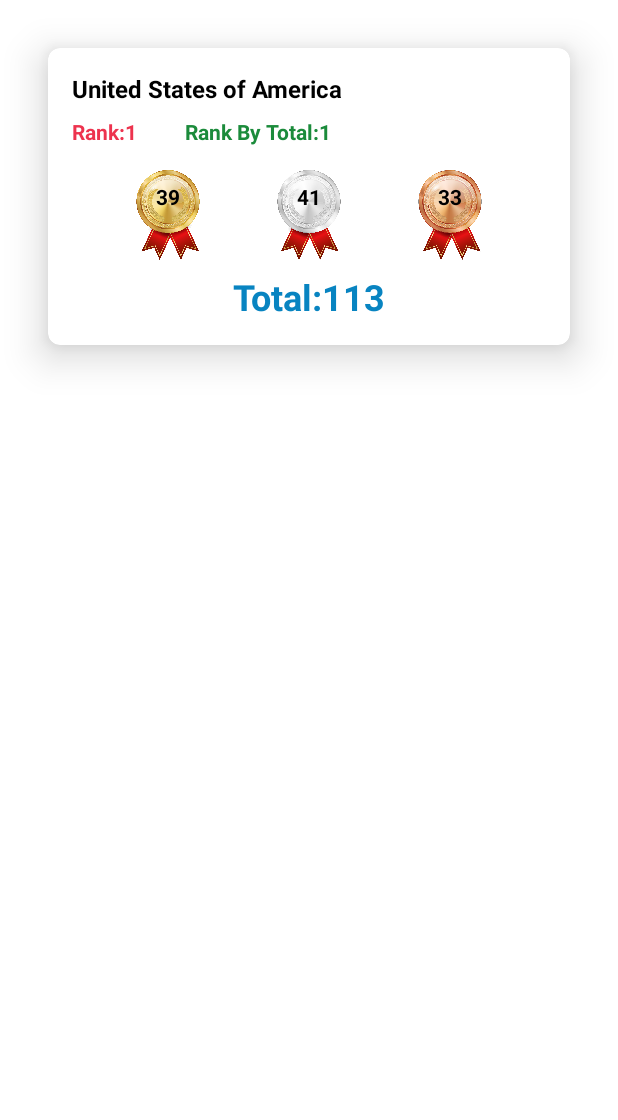
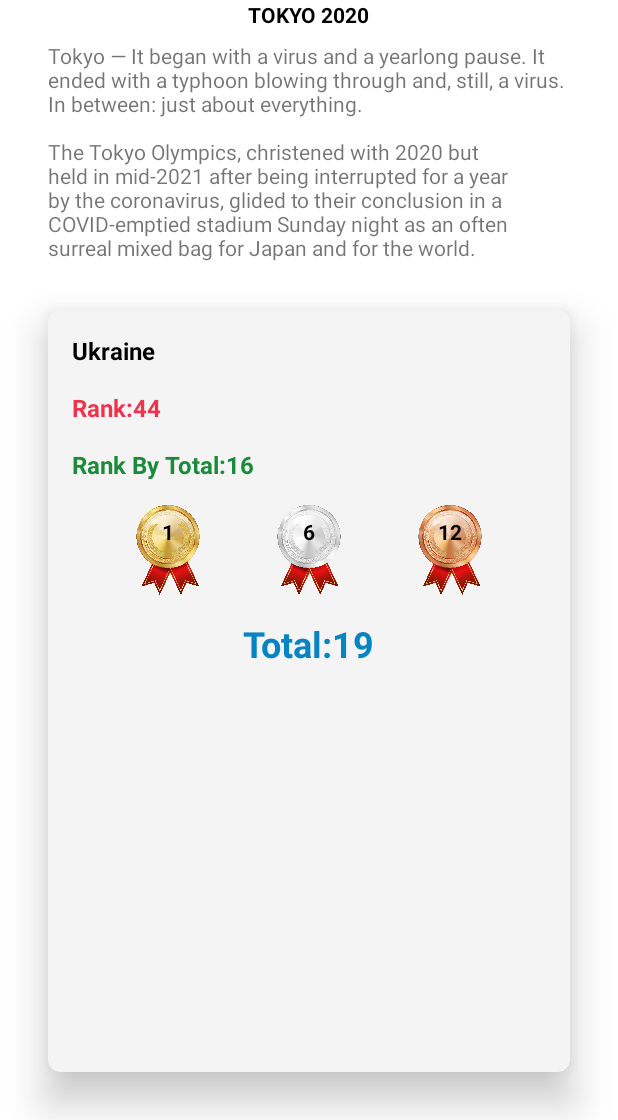
Before and after one commit to wesamnabeel99/olympics, an Android app: the screen it shows after launch (MainActivity), on a phone screen of 412 x 824 dp, the part 116-1236 px from its top. Run offline under Robolectric (Android 15) with nearby library versions, the light colour scheme and no system bars.

Commit message:
improve the ui

```diff
--- a/app/src/main/java/com/example/olympics/data/DataManager.kt
+++ b/app/src/main/java/com/example/olympics/data/DataManager.kt
@@ -4,13 +4,12 @@ import com.example.olympics.data.domain.Country
 
 
 object DataManager {
-    private val countriesList  = mutableListOf<Country>()
-
+     val countriesList  = mutableListOf<Country>()
     fun addCountry(country: Country) {
         countriesList.add(country)
     }
     fun returnRandomCountry():Country {
-        return countriesList[0]
+        return countriesList[(0..92).random()]
     }
 
 }
--- a/app/src/main/java/com/example/olympics/ui/HomeFragment.kt
+++ b/app/src/main/java/com/example/olympics/ui/HomeFragment.kt
@@ -5,19 +5,22 @@ import android.view.ViewGroup
 import com.example.olympics.data.DataManager
 import com.example.olympics.data.domain.Country
 import com.example.olympics.databinding.FragmentHomeBinding
-
 class HomeFragment : BaseFragment<FragmentHomeBinding>() {
     override val LOG_TAG: String = "HOME_FRAGMENT"
     override val bindingInflater: (LayoutInflater, ViewGroup?, Boolean) -> FragmentHomeBinding
             = FragmentHomeBinding::inflate
 
     override fun addCallBacks() {
-        bindCountry(DataManager.returnRandomCountry())
+        val randomCountry : Country = DataManager.returnRandomCountry()
+
+        bindCountry(randomCountry)
     }
+
+
 
     private fun bindCountry(country:Country) {
         binding.apply {
-            countryIsoTextView.text = country.country.toCharArray().filter { it !='\"' }.joinToString("")
+            countryTextView.text = country.country.toCharArray().filter { it !='\"' }.joinToString("")
             rankTextView.text = "Rank:"+country.rank.toString()
             totalTextView.text = "Total:"+country.total.toString()
             rankByTotalTextView.text = "Rank By Total:"+country.rankByTotal.toString()
@@ -28,4 +31,5 @@ class HomeFragment : BaseFragment<FragmentHomeBinding>() {
     }
 
 
+
 }
--- a/app/src/main/res/layout/fragment_home.xml
+++ b/app/src/main/res/layout/fragment_home.xml
@@ -15,14 +15,30 @@
         app:layout_constraintStart_toStartOf="parent"
         app:layout_constraintTop_toTopOf="parent" />
 
+    <!--fixed size text 14dp-->
+    <TextView
+        android:id="@+id/textView"
+        android:layout_width="wrap_content"
+        android:layout_height="wrap_content"
+        android:text="TOKYO 2020"
+        android:textStyle="bold"
+        android:textSize="14dp"
+        android:textColor="@color/black"
+        app:layout_constraintEnd_toEndOf="@+id/olympics_logo"
+        app:layout_constraintStart_toStartOf="@+id/olympics_logo"
+        app:layout_constraintTop_toBottomOf="@+id/olympics_logo" />
+
     <androidx.cardview.widget.CardView
+        android:id="@+id/cardView"
         android:layout_width="match_parent"
-        android:layout_height="wrap_content"
+        android:layout_height="0dp"
         android:layout_margin="32dp"
+        app:cardBackgroundColor="#F4F4F4"
         app:cardCornerRadius="8dp"
         app:cardElevation="16dp"
+        app:layout_constraintBottom_toBottomOf="parent"
         app:layout_constraintStart_toStartOf="parent"
-        app:layout_constraintTop_toBottomOf="@+id/olympics_logo">
+        app:layout_constraintTop_toBottomOf="@+id/cardView2">
 
         <androidx.constraintlayout.widget.ConstraintLayout
             android:layout_width="match_parent"
@@ -30,7 +46,7 @@
             android:padding="16dp">
 
             <TextView
-                android:id="@+id/country_iso_text_view"
+                android:id="@+id/country_text_view"
                 android:layout_width="wrap_content"
                 android:layout_height="wrap_content"
                 android:text="IRQ"
@@ -40,25 +56,27 @@
                 app:layout_constraintStart_toStartOf="parent"
                 app:layout_constraintTop_toTopOf="parent" />
 
+
             <TextView
                 android:id="@+id/rank_text_view"
                 android:layout_width="wrap_content"
                 android:layout_height="wrap_content"
-                android:layout_marginTop="8dp"
+                android:layout_marginTop="16dp"
                 android:text="Rank:#1"
                 android:textColor="@color/red"
+                android:textSize="16sp"
                 android:textStyle="bold"
-                app:layout_constraintStart_toStartOf="@id/country_iso_text_view"
-                app:layout_constraintTop_toBottomOf="@id/country_iso_text_view" />
+                app:layout_constraintStart_toStartOf="@+id/country_text_view"
+                app:layout_constraintTop_toBottomOf="@+id/country_text_view" />
 
             <TextView
                 android:id="@+id/total_text_view"
                 android:layout_width="wrap_content"
                 android:layout_height="wrap_content"
-                android:layout_marginTop="8dp"
+                android:layout_marginTop="16dp"
                 android:text="Total:33"
+                android:textColor="@color/blue"
                 android:textSize="24sp"
-                android:textColor="@color/blue"
                 android:textStyle="bold"
                 app:layout_constraintEnd_toEndOf="@+id/bronze_image_view"
                 app:layout_constraintStart_toStartOf="@+id/gold_image_view"
@@ -68,13 +86,13 @@
                 android:id="@+id/rank_by_total_text_view"
                 android:layout_width="wrap_content"
                 android:layout_height="wrap_content"
+                android:layout_marginTop="16dp"
                 android:text="Rank By Total:#2"
-                android:layout_marginLeft="32dp"
                 android:textColor="@color/green"
+                android:textSize="16sp"
                 android:textStyle="bold"
-                app:layout_constraintBottom_toBottomOf="@+id/rank_text_view"
-                app:layout_constraintStart_toEndOf="@+id/rank_text_view"
-                app:layout_constraintTop_toTopOf="@+id/rank_text_view" />
+                app:layout_constraintStart_toStartOf="@+id/rank_text_view"
+                app:layout_constraintTop_toBottomOf="@+id/rank_text_view" />
 
             <ImageView
                 android:id="@+id/gold_image_view"
@@ -85,7 +103,7 @@
                 app:layout_constraintEnd_toStartOf="@+id/silver_image_view"
                 app:layout_constraintHorizontal_bias="0.5"
                 app:layout_constraintStart_toStartOf="parent"
-                app:layout_constraintTop_toBottomOf="@+id/rank_text_view" />
+                app:layout_constraintTop_toBottomOf="@+id/rank_by_total_text_view" />
 
             <TextView
                 android:id="@+id/gold_text_view"
@@ -145,10 +163,34 @@
                 app:layout_constraintStart_toStartOf="@+id/bronze_image_view"
                 app:layout_constraintTop_toTopOf="@+id/bronze_image_view" />
 
-
         </androidx.constraintlayout.widget.ConstraintLayout>
 
     </androidx.cardview.widget.CardView>
 
+    <androidx.cardview.widget.CardView
+        android:id="@+id/cardView2"
+        android:layout_width="0dp"
+        android:layout_height="wrap_content"
+        app:cardElevation="0dp"
+        app:layout_constraintEnd_toEndOf="@id/cardView"
+        app:layout_constraintStart_toStartOf="@id/cardView"
+        app:layout_constraintTop_toBottomOf="@+id/textView">
+
+        <LinearLayout
+            android:layout_width="wrap_content"
+            android:layout_height="wrap_content">
+
+            <TextView
+                android:layout_width="wrap_content"
+                android:layout_height="wrap_content"
+                android:layout_marginTop="8dp"
+                android:text="@string/tokyo_text"
+                app:layout_constraintRight_toRightOf="@id/cardView"
+                app:layout_constraintStart_toStartOf="@+id/cardView"
+                app:layout_constraintTop_toBottomOf="@+id/cardView" />
+
+
+        </LinearLayout>
+    </androidx.cardview.widget.CardView>
 
 </androidx.constraintlayout.widget.ConstraintLayout>
--- a/app/src/main/res/values/strings.xml
+++ b/app/src/main/res/values/strings.xml
@@ -1,3 +1,4 @@
 <resources>
     <string name="app_name">olympics</string>
+    <string name="tokyo_text">Tokyo — It began with a virus and a yearlong pause. It ended with a typhoon blowing through and, still, a virus. In between: just about everything.\n\nThe Tokyo Olympics, christened with 2020 but held in mid-2021 after being interrupted for a year by the coronavirus, glided to their conclusion in a COVID-emptied stadium Sunday night as an often surreal mixed bag for Japan and for the world.</string>
 </resources>
```
